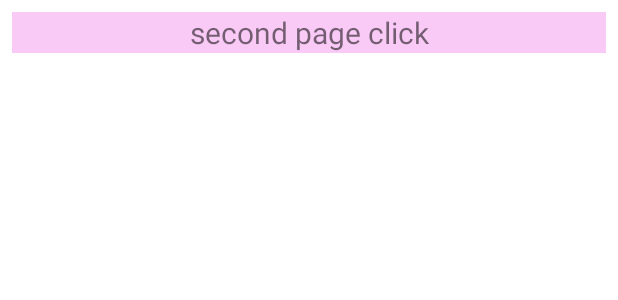
After one commit to meablelee2013/Alex_Android_Sample, an Android app: the layout activity_second.xml on its own in the app's theme, with its tools: preview values and no code run, on a phone screen of 412 x 824 dp. The commit adds this screen. Shown: the top 300 px of the screen. Run offline under Robolectric (Android 15) with nearby library versions, the phone set to English and light mode, and no system bars.

```diff
--- a/app/src/main/AndroidManifest.xml
+++ b/app/src/main/AndroidManifest.xml
@@ -23,5 +23,6 @@
                 <category android:name="android.intent.category.LAUNCHER" />
             </intent-filter>
         </activity>
+        <activity android:name=".SecondActivity" />
     </application>
 </manifest>
--- a/app/src/main/res/layout/activity_main.xml
+++ b/app/src/main/res/layout/activity_main.xml
@@ -12,6 +12,7 @@
         android:layout_marginStart="8dp"
         android:layout_marginTop="8dp"
         android:layout_marginEnd="8dp"
+        android:text="click"
         android:textAlignment="center"
         android:textSize="20sp" />
 
--- /dev/null
+++ b/app/src/main/res/layout/activity_second.xml
@@ -0,0 +1,29 @@
+<?xml version="1.0" encoding="utf-8"?>
+<androidx.appcompat.widget.LinearLayoutCompat xmlns:android="http://schemas.android.com/apk/res/android"
+    xmlns:tools="http://schemas.android.com/tools"
+    android:layout_width="match_parent"
+    android:layout_height="match_parent"
+    android:orientation="vertical">
+
+    <TextView
+        android:id="@+id/text_dashboard"
+        android:layout_width="match_parent"
+        android:layout_height="wrap_content"
+        android:layout_marginStart="8dp"
+        android:layout_marginTop="8dp"
+        android:layout_marginEnd="8dp"
+        android:background="#FACAF7"
+        android:text="second page click"
+        android:textAlignment="center"
+        android:textSize="20sp" />
+
+    <TextView
+        android:id="@+id/text2"
+        android:layout_width="match_parent"
+        android:layout_height="wrap_content"
+        android:layout_marginStart="8dp"
+        android:layout_marginTop="8dp"
+        android:layout_marginEnd="8dp"
+        android:textAlignment="center"
+        android:textSize="20sp" />
+</androidx.appcompat.widget.LinearLayoutCompat>
--- a/build.gradle
+++ b/build.gradle
@@ -1,7 +1,7 @@
 // Top-level build file where you can add configuration options common to all sub-projects/modules.
 plugins {
-    id 'com.android.application' version '7.2.1' apply false
-    id 'com.android.library' version '7.2.1' apply false
+    id 'com.android.application' version '7.3.0' apply false
+    id 'com.android.library' version '7.3.0' apply false
     id 'org.jetbrains.kotlin.android' version '1.8.0-Beta' apply false
 }
 
```
Also changed, not shown: app/build.gradle (+5 -5 lines), app/src/main/java/com/oriente/aptsample/MainActivity.kt (+21 -13 lines), app/src/main/java/com/oriente/aptsample/SecondActivity.java (added, +24 -0 lines), common/src/main/java/com/example/common/AutoServiceUtil2.java (added, +89 -0 lines), common/src/main/java/com/example/common/AutoServiceUtil3.kt (added, +71 -0 lines), gradle.properties (line endings or trailing spaces), gradle/wrapper/gradle-wrapper.properties, 189 other files.
